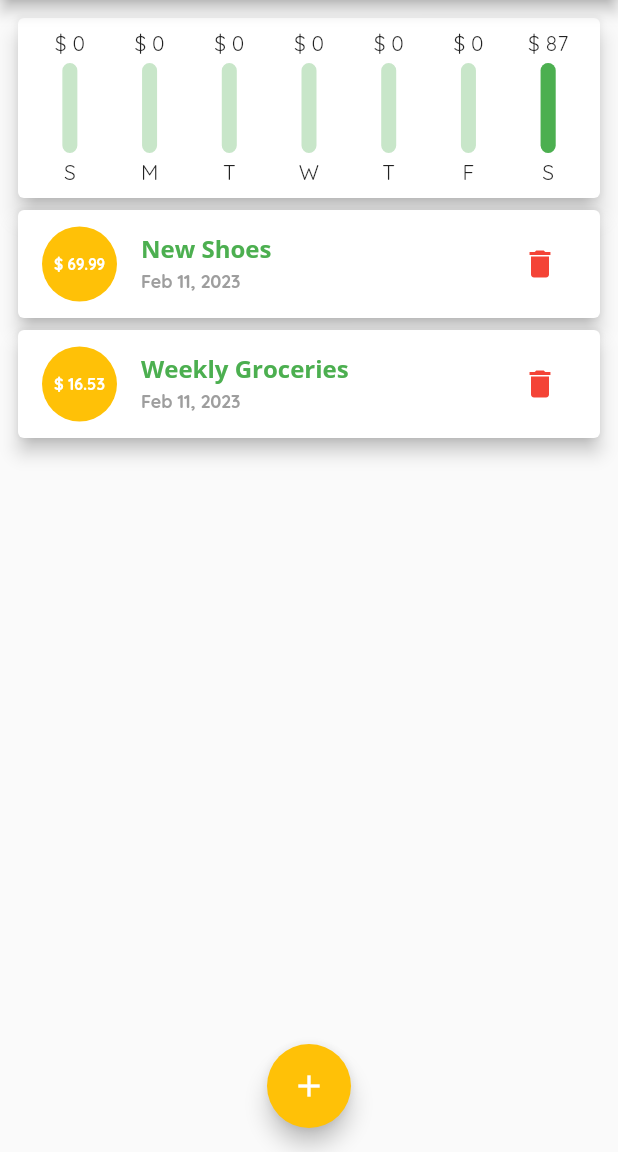
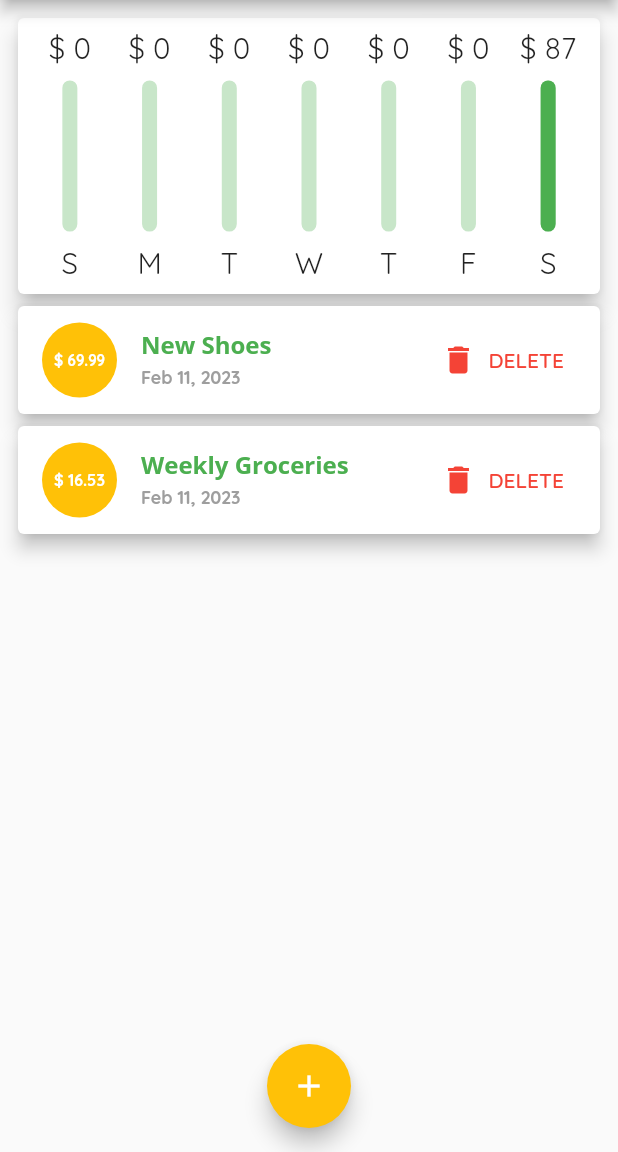
Before and after one commit to LUCYOGUTU/Personal-Expense, a Flutter app: the screen it shows after launch, on a phone screen of 412 x 824 dp, the part 84-1236 px from its top. Run offline on Flutter 3.47's test engine with Material 2 defaults, Android fonts, the phone set to English and light mode, and no system bars.

Commit message:
feat: implemented responsiveness in the application

```diff
--- a/lib/main.dart
+++ b/lib/main.dart
@@ -1,8 +1,18 @@
 import 'package:flutter/material.dart';
+import 'package:flutter/services.dart';
 import 'package:personal_expense/pages/home.dart';
 
 void main() {
-  runApp(const MyApp());
+  // restricting device orientation
+
+  WidgetsFlutterBinding.ensureInitialized();
+  SystemChrome.setPreferredOrientations([
+    DeviceOrientation.portraitUp,
+    DeviceOrientation.portraitDown,
+  ]);
+  runApp(
+    const MyApp(),
+  );
 }
 
 class MyApp extends StatelessWidget {
--- a/lib/pages/home.dart
+++ b/lib/pages/home.dart
@@ -73,9 +73,8 @@ class _HomePageState extends State<HomePage> {
 
   @override
   Widget build(BuildContext context) {
-    return Scaffold(
-      resizeToAvoidBottomInset: false,
-      appBar: AppBar(
+    final mediaQuery = MediaQuery.of(context);
+    final appBar = AppBar(
       backgroundColor: Theme.of(context).primaryColorDark,
       title: const Text(
         'Personal Expense Tracker',
@@ -86,7 +85,10 @@ class _HomePageState extends State<HomePage> {
           onPressed: () => _showModalSheet(context),
         ),
       ],
-      ),
+    );
+    return Scaffold(
+      resizeToAvoidBottomInset: false,
+      appBar: appBar,
       body: SafeArea(
         child: SingleChildScrollView(
           child: Padding(
@@ -94,12 +96,24 @@ class _HomePageState extends State<HomePage> {
             child: Column(
               crossAxisAlignment: CrossAxisAlignment.start,
               children: [
-                Chart(
+                SizedBox(
+                  height: (mediaQuery.size.height -
+                          appBar.preferredSize.height -
+                          mediaQuery.padding.top) *
+                      0.25,
+                  child: Chart(
                     recentTransactions: _recentTransactions,
                   ),
-                TransactionList(
+                ),
+                SizedBox(
+                  height: (mediaQuery.size.height -
+                          appBar.preferredSize.height -
+                          mediaQuery.padding.top) *
+                      0.75,
+                  child: TransactionList(
                     transactions: transactions,
                     deleteTransaction: _deleteTransaction,
+                  ),
                 ),
               ],
             ),
--- a/lib/widgets/chart_bar.dart
+++ b/lib/widgets/chart_bar.dart
@@ -14,16 +14,21 @@ class ChartBar extends StatelessWidget {
 
   @override
   Widget build(BuildContext context) {
+    return LayoutBuilder(
+      builder: (BuildContext context, BoxConstraints constraints) {
         return Column(
           children: [
-        FittedBox(
+            SizedBox(
+              height: constraints.maxHeight * 0.15,
+              child: FittedBox(
                 child: Text('\$ ${spendingAmount.toStringAsFixed(0)}'),
               ),
-        const SizedBox(
-          height: 4,
             ),
             SizedBox(
-          height: 60,
+              height: constraints.maxHeight * 0.05,
+            ),
+            SizedBox(
+              height: constraints.maxHeight * 0.6,
               width: 10,
               child: Stack(
                 children: [
@@ -49,11 +54,17 @@ class ChartBar extends StatelessWidget {
                 ],
               ),
             ),
-        const SizedBox(
-          height: 4,
+            SizedBox(
+              height: constraints.maxHeight * 0.05,
             ),
-        Text(labelWeekday),
+            SizedBox(
+                height: constraints.maxHeight * 0.15,
+                child: FittedBox(
+                  child: Text(labelWeekday),
+                )),
           ],
+        );
+      },
     );
   }
 }
--- a/lib/widgets/new_transaction.dart
+++ b/lib/widgets/new_transaction.dart
@@ -51,8 +51,14 @@ class _NewTransactionState extends State<NewTransaction> {
 
   @override
   Widget build(BuildContext context) {
-    return Container(
-      padding: const EdgeInsets.all(16.0),
+    return SingleChildScrollView(
+      child: Container(
+        padding: EdgeInsets.only(
+          top: 16.0,
+          right: 16.0,
+          left: 16.0,
+          bottom: MediaQuery.of(context).viewInsets.bottom + 16.0,
+        ),
         decoration: BoxDecoration(
           border: Border.all(
             color: Colors.black,
@@ -94,7 +100,8 @@ class _NewTransactionState extends State<NewTransaction> {
                 ),
                 border: OutlineInputBorder(),
               ),
-            keyboardType: const TextInputType.numberWithOptions(decimal: true),
+              keyboardType:
+                  const TextInputType.numberWithOptions(decimal: true),
               // onChanged: (value) {
               //   amountInput = value;
               // },
@@ -136,6 +143,7 @@ class _NewTransactionState extends State<NewTransaction> {
             )
           ],
         ),
+      ),
     );
   }
 }
--- a/lib/widgets/transaction_list.dart
+++ b/lib/widgets/transaction_list.dart
@@ -3,16 +3,17 @@ import 'package:intl/intl.dart';
 import 'package:personal_expense/models/transaction.dart';
 
 class TransactionList extends StatelessWidget {
-  const TransactionList({super.key, required this.transactions, required this.deleteTransaction});
+  const TransactionList(
+      {super.key, required this.transactions, required this.deleteTransaction});
 
   final List<Transaction> transactions;
   final Function deleteTransaction;
 
   @override
   Widget build(BuildContext context) {
-    return Container(
-      child: transactions.isEmpty
-          ? Column(
+    return transactions.isEmpty
+        ? Center(
+            child: Column(
               children: [
                 Text(
                   'No Transactions',
@@ -22,13 +23,14 @@ class TransactionList extends StatelessWidget {
                   height: 20,
                 ),
                 SizedBox(
-                  height: 300,
+                  height: 200,
                   child: Image.asset(
                     'assets/images/waiting.png',
                     fit: BoxFit.cover,
                   ),
                 ),
               ],
+            ),
           )
         : Column(
             crossAxisAlignment: CrossAxisAlignment.start,
@@ -39,8 +41,7 @@ class TransactionList extends StatelessWidget {
                   child: ListTile(
                     leading: CircleAvatar(
                       radius: 25,
-                        backgroundColor:
-                            Theme.of(context).colorScheme.secondary,
+                      backgroundColor: Theme.of(context).colorScheme.secondary,
                       child: Padding(
                         padding: const EdgeInsets.all(8.0),
                         child: FittedBox(
@@ -68,8 +69,23 @@ class TransactionList extends StatelessWidget {
                         overflow: TextOverflow.ellipsis,
                       ),
                     ),
-                      trailing: IconButton(
+                    trailing: MediaQuery.of(context).size.width > 350
+                        ? TextButton.icon(
+                            onPressed: () => deleteTransaction(tx.id),
                             icon: Icon(
+                              Icons.delete,
+                              color: Theme.of(context).colorScheme.error,
+                            ),
+                            label: Text(
+                              'DELETE',
+                              style: TextStyle(
+                                color: Theme.of(context).colorScheme.error,
+                              ),
+                            ),
+                          )
+                        : IconButton(
+                            icon: Icon(
+                              semanticLabel: 'DELETE',
                               Icons.delete,
                               color: Theme.of(context).colorScheme.error,
                             ),
@@ -79,7 +95,6 @@ class TransactionList extends StatelessWidget {
                 );
               }).toList(),
             ],
-            ),
           );
   }
 }
```
Lines whose indentation alone changed are shown as unchanged.
